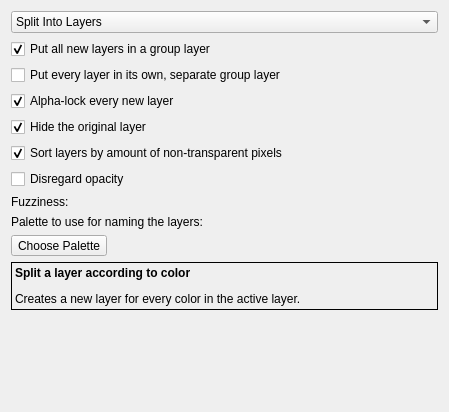
Before: the Qt Designer form plugins/extensions/layersplit/wdg_layersplit.ui in KDE/krita, drawn with Qt 5.
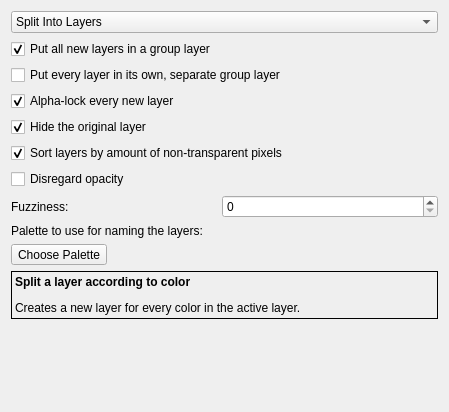
After: the same form once the commit is applied. Custom widgets are drawn as their Qt base class.

Commit message:
ui: Fix Designer not rendering KisSliderSpinBox as QSpinBox
Part-of: <https://invent.kde.org/graphics/krita/-/merge_requests/1742>

The edit to the form file:
```diff
--- a/plugins/extensions/layersplit/wdg_layersplit.ui
+++ b/plugins/extensions/layersplit/wdg_layersplit.ui
@@ -162,7 +162,7 @@
   </customwidget>
   <customwidget>
    <class>KisSliderSpinBox</class>
-   <extends>QWidget</extends>
+   <extends>QSpinBox</extends>
    <header location="global">kis_slider_spin_box.h</header>
    <container>1</container>
   </customwidget>
```
The commit also changes 45 other files.
